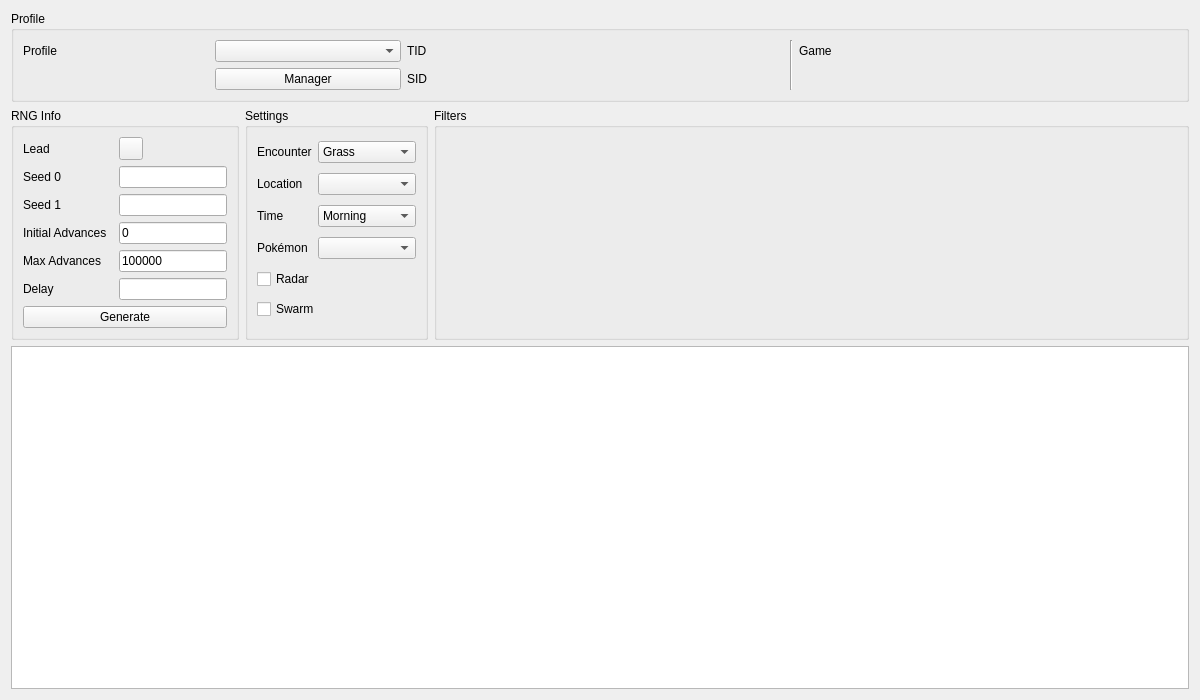
Qt form Source/Form/Gen8/Wild8.ui (Admiral-Fish/PokeFinder) before a commit.
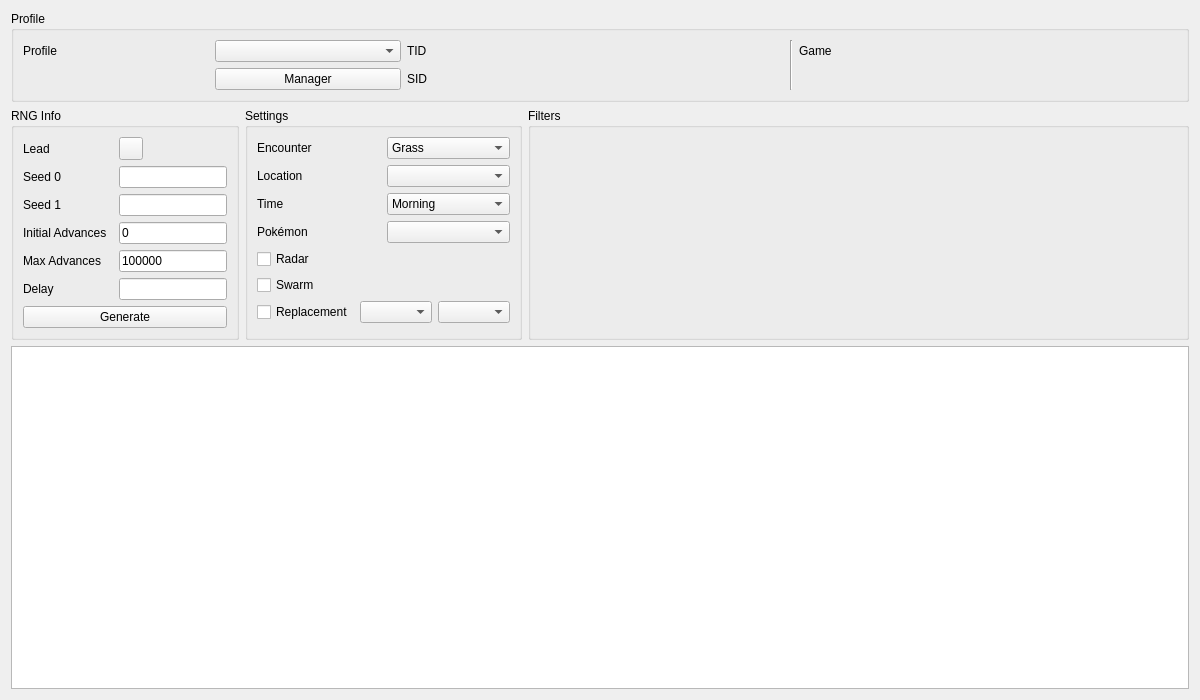
The same form after that commit. Custom widgets are drawn as their Qt base class.

Commit message:
Add Great Marsh/Trophy Garden replacement tables
Fixes #225

Patch:
```diff
--- a/Source/Form/Gen8/Wild8.ui
+++ b/Source/Form/Gen8/Wild8.ui
@@ -103,7 +103,7 @@
      <property name="title">
       <string>Settings</string>
      </property>
-     <layout class="QGridLayout" name="gridLayout_2">
+     <layout class="QGridLayout" name="gridLayout_6">
       <item row="0" column="0">
        <widget class="QLabel" name="labelEncounter">
         <property name="text">
@@ -191,15 +191,25 @@
       <item row="3" column="1">
        <widget class="ComboBox" name="comboBoxPokemon"/>
       </item>
-      <item row="4" column="0" colspan="2">
-       <widget class="QCheckBox" name="checkBoxRadar">
+      <item row="6" column="0" colspan="2">
+       <layout class="QGridLayout" name="gridLayout_2">
+        <item row="0" column="0">
+         <widget class="QCheckBox" name="checkBoxReplacement">
         <property name="text">
-         <string>Radar</string>
+           <string>Replacement</string>
         </property>
         <attribute name="buttonGroup">
          <string notr="true">buttonGroup</string>
         </attribute>
        </widget>
+        </item>
+        <item row="0" column="1">
+         <widget class="ComboBox" name="comboBoxReplacement0"/>
+        </item>
+        <item row="0" column="2">
+         <widget class="ComboBox" name="comboBoxReplacement1"/>
+        </item>
+       </layout>
       </item>
       <item row="5" column="0" colspan="2">
        <widget class="QCheckBox" name="checkBoxSwarm">
@@ -211,6 +221,16 @@
         </attribute>
        </widget>
       </item>
+      <item row="4" column="0" colspan="2">
+       <widget class="QCheckBox" name="checkBoxRadar">
+        <property name="text">
+         <string>Radar</string>
+        </property>
+        <attribute name="buttonGroup">
+         <string notr="true">buttonGroup</string>
+        </attribute>
+       </widget>
+      </item>
      </layout>
     </widget>
    </item>
```
Left out of the diff: 9 changed lines with no effect on the pictures. Lines whose indentation alone changed are shown as unchanged. The commit also changes 31 other files.
